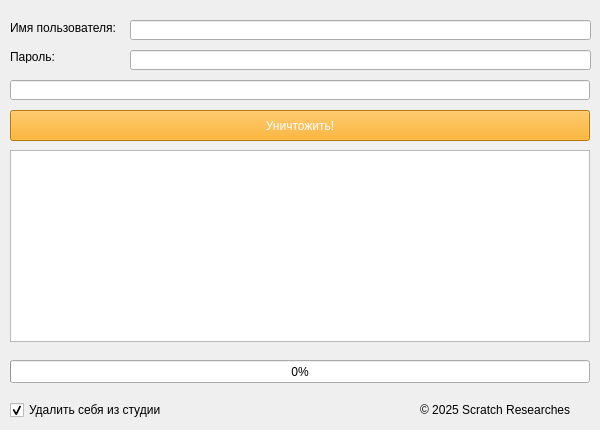
Old version of the form gui.ui in the repository Teskum-Researches/studio.destroy.
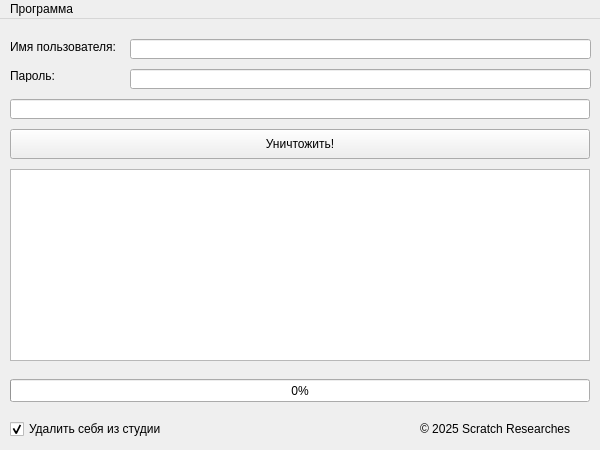
New version of the form.

```diff
--- a/gui.ui
+++ b/gui.ui
@@ -7,7 +7,7 @@
     <x>0</x>
     <y>0</y>
     <width>600</width>
-    <height>430</height>
+    <height>450</height>
    </rect>
   </property>
   <property name="sizePolicy">
@@ -25,7 +25,7 @@
   <property name="maximumSize">
    <size>
     <width>600</width>
-    <height>430</height>
+    <height>450</height>
    </size>
   </property>
   <property name="windowTitle">
@@ -100,33 +100,6 @@
      <enum>QLineEdit::Password</enum>
     </property>
    </widget>
-   <widget class="QPushButton" name="destroy_btn">
-    <property name="geometry">
-     <rect>
-      <x>10</x>
-      <y>110</y>
-      <width>580</width>
-      <height>31</height>
-     </rect>
-    </property>
-    <property name="font">
-     <font>
-      <family>Segoe UI</family>
-     </font>
-    </property>
-    <property name="autoFillBackground">
-     <bool>false</bool>
-    </property>
-    <property name="styleSheet">
-     <string notr="true">background-color: orange; color: white;</string>
-    </property>
-    <property name="text">
-     <string>Уничтожить!</string>
-    </property>
-    <property name="flat">
-     <bool>false</bool>
-    </property>
-   </widget>
    <widget class="QLineEdit" name="studio_line">
     <property name="geometry">
      <rect>
@@ -176,7 +149,50 @@
      <number>0</number>
     </property>
    </widget>
+   <widget class="QPushButton" name="destroy_btn">
+    <property name="geometry">
+     <rect>
+      <x>10</x>
+      <y>110</y>
+      <width>580</width>
+      <height>30</height>
+     </rect>
+    </property>
+    <property name="text">
+     <string>Уничтожить!</string>
+    </property>
+   </widget>
   </widget>
+  <widget class="QMenuBar" name="menuBar">
+   <property name="geometry">
+    <rect>
+     <x>0</x>
+     <y>0</y>
+     <width>600</width>
+     <height>26</height>
+    </rect>
+   </property>
+   <widget class="QMenu" name="programm_menu">
+    <property name="title">
+     <string>Программа</string>
+    </property>
+    <addaction name="clear_logs_btn"/>
+   </widget>
+   <addaction name="programm_menu"/>
+  </widget>
+  <action name="get_cookie_btn">
+   <property name="text">
+    <string>Посмотреть куки</string>
+   </property>
+  </action>
+  <action name="clear_logs_btn">
+   <property name="checkable">
+    <bool>false</bool>
+   </property>
+   <property name="text">
+    <string>Очистить логи</string>
+   </property>
+  </action>
  </widget>
  <resources/>
  <connections/>
```
Left out of the diff: 2 changed lines with no effect on the pictures.
